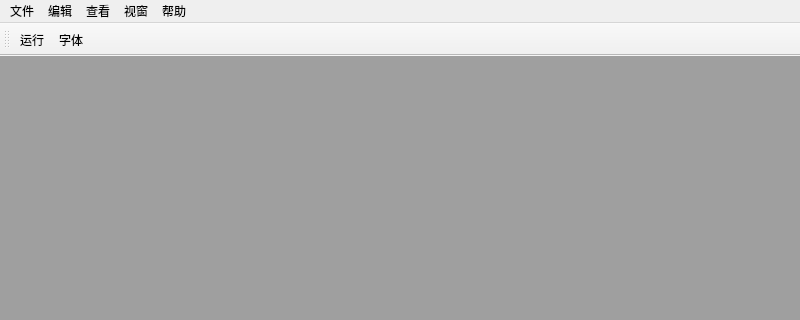
Old version of the form mainwindow.ui in the repository sonichy/HTYEdit; both pictures show x 0 to 800 and y 0 to 320 of the 800 by 600 pixel window.
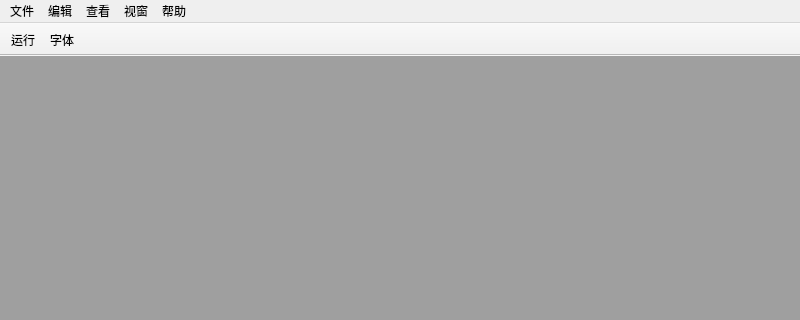
New version of the form. Icons and pictures are not drawn.

```diff
--- a/mainwindow.ui
+++ b/mainwindow.ui
@@ -121,6 +121,9 @@
    <addaction name="menu_3"/>
   </widget>
   <widget class="QToolBar" name="mainToolBar">
+   <property name="movable">
+    <bool>false</bool>
+   </property>
    <attribute name="toolBarArea">
     <enum>TopToolBarArea</enum>
    </attribute>
```
Left out of the diff: 5 changed lines with no effect on the pictures.
